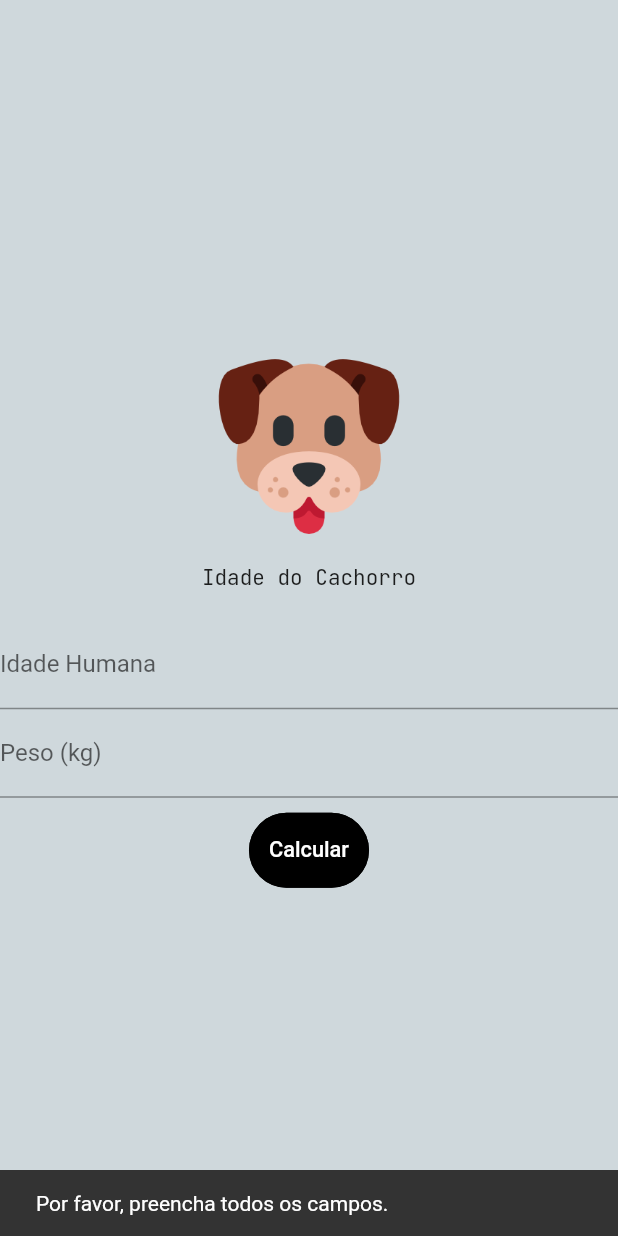
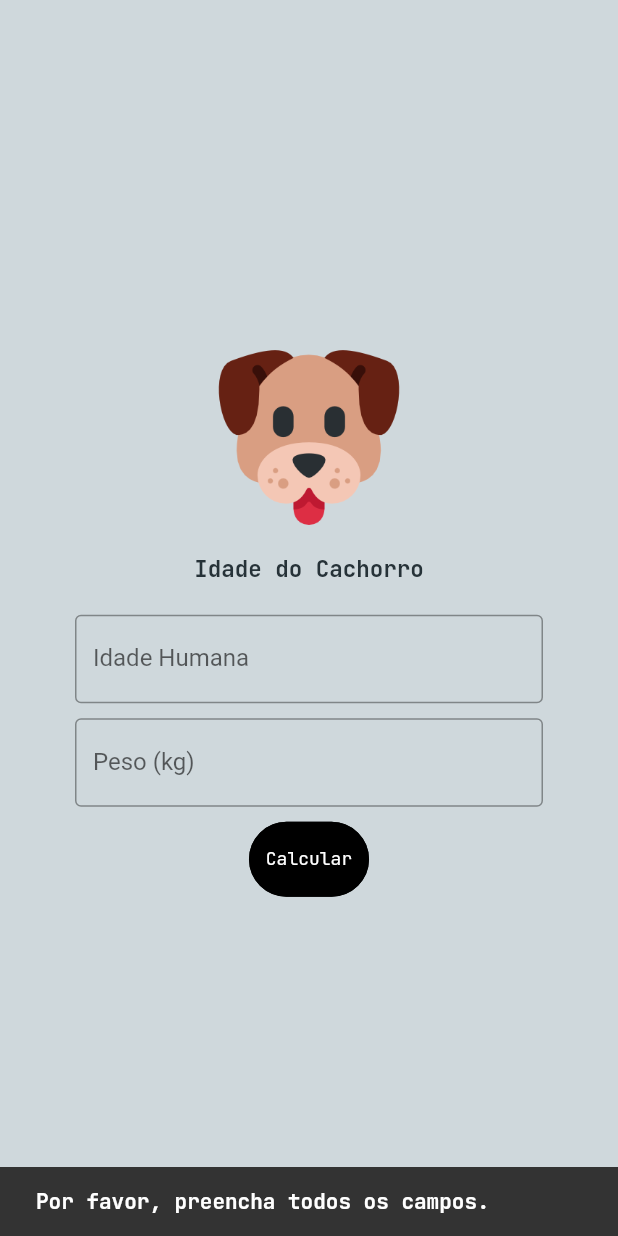
Before and after one commit to Victor-Zarzar/age-pet, a Flutter app: the DogPage screen opened directly, after a tap on "Calcular", on a phone screen of 412 x 824 dp. Run offline on Flutter 3.47's test engine with Material 3 defaults, Android fonts, the phone set to English and light mode, and no system bars; drawn by our look-alikes of getwidget; our stand-ins replace google_fonts.

Commit message:
Refactor Catapage, DogPage

```diff
--- a/lib/pages/DogPage/dog_page.dart
+++ b/lib/pages/DogPage/dog_page.dart
@@ -24,6 +24,8 @@ class _DogPageState extends State<DogPage> {
       body: SizedBox(
         height: myHeight,
         width: myWidth,
+        child: Padding(
+          padding: const EdgeInsets.all(50),
           child: Column(
             mainAxisAlignment: MainAxisAlignment.center,
             children: <Widget>[
@@ -35,7 +37,13 @@ class _DogPageState extends State<DogPage> {
               const SizedBox(height: 20),
               Text(
                 'Idade do Cachorro',
-              style: GoogleFonts.jetBrainsMono(),
+                style: GoogleFonts.jetBrainsMono(
+                  textStyle: TextStyle(
+                    fontSize: 15,
+                    fontWeight: FontWeight.bold,
+                    color: FontTextColor.primaryColor,
+                  ),
+                ),
               ),
               const SizedBox(height: 20),
               TextFormField(
@@ -43,13 +51,16 @@ class _DogPageState extends State<DogPage> {
                 keyboardType: TextInputType.number,
                 decoration: const InputDecoration(
                   labelText: 'Idade Humana',
+                  border: OutlineInputBorder(),
                 ),
               ),
+              const SizedBox(height: 10),
               TextFormField(
                 controller: weightController,
                 keyboardType: TextInputType.number,
                 decoration: const InputDecoration(
                   labelText: 'Peso (kg)',
+                  border: OutlineInputBorder(),
                 ),
               ),
               const SizedBox(height: 10),
@@ -58,8 +69,17 @@ class _DogPageState extends State<DogPage> {
                   if (humanAgeController.text.isEmpty ||
                       weightController.text.isEmpty) {
                     ScaffoldMessenger.of(context).showSnackBar(
-                    const SnackBar(
-                      content: Text('Por favor, preencha todos os campos.'),
+                      SnackBar(
+                        content: Text(
+                          'Por favor, preencha todos os campos.',
+                          style: GoogleFonts.jetBrainsMono(
+                            textStyle: TextStyle(
+                              fontSize: 14,
+                              fontWeight: FontWeight.bold,
+                              color: FontTextColor.secondaryColor,
+                            ),
+                          ),
+                        ),
                       ),
                     );
                     return;
@@ -73,14 +93,26 @@ class _DogPageState extends State<DogPage> {
                 color: ButtonColor.primaryColor,
                 shape: GFButtonShape.pills,
                 text: "Calcular",
+                textStyle: TextStyle(
+                  color: FontTextColor.secondaryColor,
+                  fontFamily: GoogleFonts.jetBrainsMono().fontFamily,
+                  fontSize: 12,
+                ),
                 size: GFSize.LARGE,
               ),
               if (canineAge != null)
                 Text(
                   'Idade do Cachorro: $canineAge anos',
-                style: const TextStyle(fontSize: 18),
+                  style: GoogleFonts.jetBrainsMono(
+                    textStyle: TextStyle(
+                      fontSize: 15,
+                      fontWeight: FontWeight.bold,
+                      color: FontTextColor.primaryColor,
+                    ),
+                  ),
                 ),
             ],
+          ),
         ),
       ),
     );
```
Also changed, not shown: lib/pages/CatPage/cat_page.dart (+36 -4 lines). Lines whose indentation alone changed are shown as unchanged.
